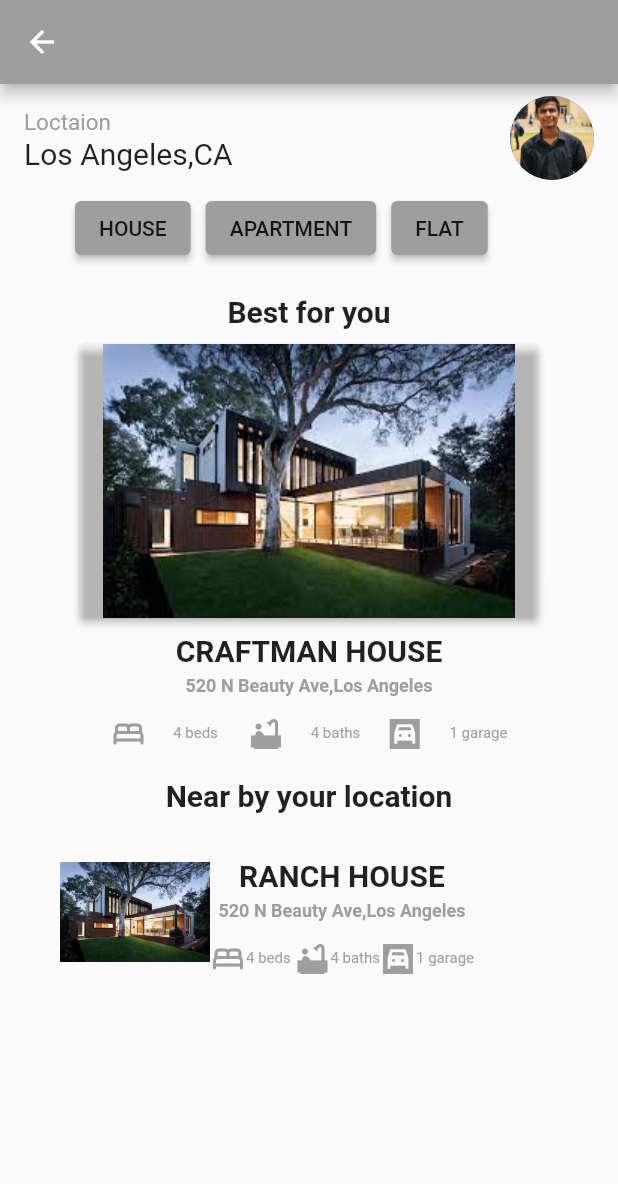
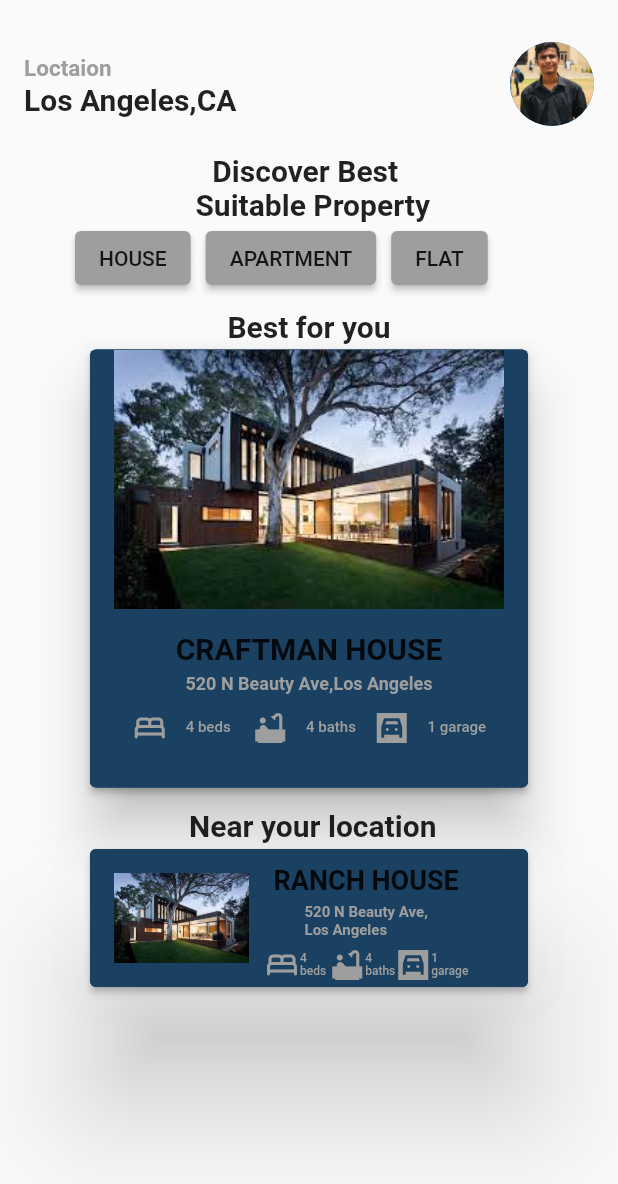
Before and after one commit to SubhanAhme/property_selling_app, a Flutter app: the HomeView screen opened directly, on a phone screen of 412 x 824 dp. Shown: the top 1184 px of the screen. Run offline on Flutter 3.47's test engine with Material 2 defaults, Android fonts, the light colour scheme and no system bars.

Commit message:
second commit

```diff
--- a/property/lib/views/homeView.dart
+++ b/property/lib/views/homeView.dart
@@ -10,23 +10,27 @@ class HomeView extends StatelessWidget {
   @override
   Widget build(BuildContext context) {
     return Scaffold(
-      appBar: AppBar(
-        backgroundColor: Colors.grey,
-      ),
-      body: Container(
-        child: Column(
+     body: Column(
 
       children: [
-
-            ListTile(
-             title: Text("Loctaion",style: TextStyle(fontSize: 15,color: Colors.grey)),
-             subtitle: Text("Los Angeles,CA",style: TextStyle(fontSize: 20,color: Colors.black87)),
+        Container(
+          padding: EdgeInsets.only(top: 20),
+          child: ListTile(
+            title: Text("Loctaion",style: TextStyle(fontWeight: FontWeight.bold,fontSize: 15,color: Colors.grey)),
+             subtitle: Text("Los Angeles,CA",style: TextStyle(fontWeight: FontWeight.bold,fontSize: 20,color: Colors.black87)),
              trailing: CircleAvatar(
               backgroundImage:   AssetImage("assets/profile.jpeg"),
               radius: 28,
              ),
             ),
+
+          ),
+          SizedBox(height: 10, width: 15,),
+          Title(color: Color.fromARGB(255, 25, 64, 95),
+           child: Text("Discover Best ",style: TextStyle(fontWeight: FontWeight.bold,fontSize: 20,color: Colors.black87))),
+           Text(" Suitable Property",style: TextStyle(fontWeight: FontWeight.bold,fontSize: 20,color: Colors.black87)),
           Container(
+
               child:Row(
                 children: [
                   SizedBox(width: 50,),
@@ -39,41 +43,32 @@ class HomeView extends StatelessWidget {
                   ElevatedButton(onPressed: (){}, child: Text("FLAT",style: TextStyle(color: Colors.black87)),style: ElevatedButton.styleFrom(
                       backgroundColor: Colors.grey,)),
                 ],
-              )
+              )),
+              SizedBox(height: 10, width: 15,),
+          Text("Best for you",style:
+          TextStyle(fontWeight: FontWeight.bold,fontSize: 20,color: Colors.black87)),
+          Container(
+            height: 300,
+            width: 300,
+            child: Card(
 
-              ) ,
-              Container(
-                child: Column(
+                  elevation: 15,
+                  color: Color.fromARGB(255, 24, 63, 95),
 
-                  children: [
-                    SizedBox(height: 20,),
-                    Text("Best for you",
-                    style: TextStyle(fontWeight:
-                     FontWeight.bold,fontSize: 20,color: Colors.black87)),
-                     SizedBox(height: 10,),
-                  ],
-                ),
-              ),
-              Container(
-                child: ElevatedButton( onPressed: () => {Navigator.push(
+                  child: ElevatedButton(   onPressed: () => {Navigator.push(
                                     context,
                                     MaterialPageRoute(
                                         builder: (context) =>
                                             DetailView()),)
 
-                          } ,
+                          },
                    style: ElevatedButton.styleFrom(
-                  backgroundColor: Colors.transparent
+                    backgroundColor: Color.fromARGB(255, 26, 65, 98)
                   ),
-
-                child: Image(image: AssetImage("assets/property1.jpeg"),fit: BoxFit.cover
-                ),
-               ),
-              ),
-              Container(
-                child:  Column(
-                      children: [
-                        SizedBox(height: 10,),
+                    child: Column(
+                      children: <Widget>[
+                        Image.asset("assets/property1.jpeg"),
+                          SizedBox(height: 15,),
 
                             Text("CRAFTMAN HOUSE",style: TextStyle(
                          fontSize: 20,
@@ -83,14 +78,7 @@ class HomeView extends StatelessWidget {
                          fontSize: 12,
                           fontWeight: FontWeight.bold,color: Colors.grey)),
                           SizedBox(height: 10,),
-
-                      ],
-                    ),
-              ),
-              Container(
-                width: 300,
-                height: 30,
-                child: Row(
+                          Row(
                 mainAxisAlignment: MainAxisAlignment.spaceEvenly,
                         children: [
 
@@ -105,79 +93,91 @@ class HomeView extends StatelessWidget {
                         ],
                       ),
 
-              ),
-
-           Container(
-
-            child: Column(
-              children: [
-                 SizedBox(height: 15,),
-            Text("Near by your location", style: TextStyle(fontWeight:
-                     FontWeight.bold,fontSize: 20,color: Colors.black87)),
-                     Text(""),
-                     Row(
-                      children: [
-                        SizedBox(
-                          height: 10,
-                          width: 40,),
-                        Gallery(),
-                        Column(
-                          children: [
-                            Container(
-                child:  Column(
-                      children: [
-                        SizedBox(height: 10,
-                        width: 10,),
 
 
-                        Text("RANCH HOUSE",style: TextStyle(
-                     fontSize: 20,
-                      fontWeight: FontWeight.bold,color: Colors.black87)),
-                      SizedBox(height: 5,),
-                      Text("520 N Beauty Ave,Los Angeles",style: TextStyle(
-                     fontSize: 12,
-                      fontWeight: FontWeight.bold,color: Colors.grey)),
-                      SizedBox(height: 10,),
+
 
                       ],
                     ),
                   ),
+                ),
+          ),
+          SizedBox(height: 10, width: 15,),
+          Text(" Near your location",
+            style: TextStyle(
+                         fontSize: 20,
+                          fontWeight: FontWeight.bold,color: Colors.black87)),
           Container(
+            height: 100,
+            width: 300,
+            child: Card(
 
-                height: 30,
+
+                  elevation: 40,
+                  color: Color.fromARGB(255, 24, 63, 95),
+
+                  child: ElevatedButton(onPressed: () {
+
+                  },
+                   style: ElevatedButton.styleFrom(
+                    backgroundColor: Color.fromARGB(255, 26, 65, 98)
+                  ),
                     child: Row(
+                      children: <Widget>[
+                       Container(
+                        width: 90,
+                        height: 130,
+                        child:  Image.asset("assets/property1.jpeg"),
+                       ),
+                          SizedBox(width: 10,),
+                          Container(
+                            child: Column(
+                              children: [
+                                SizedBox(height: 10, width: 15,),
+                                    Text("RANCH HOUSE",style: TextStyle(
+                         fontSize: 18,
+                          fontWeight: FontWeight.bold,color: Colors.black87)),
+                          SizedBox(height: 5,),
+                          Text("520 N Beauty Ave,\nLos Angeles",style: TextStyle(
+                         fontSize: 10,
+                          fontWeight: FontWeight.bold,color: Colors.grey)),
+                          SizedBox(height: 5,),
+                          Row(
                 mainAxisAlignment: MainAxisAlignment.spaceEvenly,
                         children: [
 
 
                            Icon(Icons.bed_rounded,color: Colors.grey,),
-                           Text("4 beds ",style: TextStyle(fontSize: 10,color: Colors.grey),),
+                           Text("4 \nbeds ",style: TextStyle(fontSize: 8,color: Colors.grey),),
                             Icon(Icons.bathtub_sharp,color: Colors.grey,),
-                             Text("4 baths",style: TextStyle(fontSize: 10,color: Colors.grey),),
+                             Text("4 \nbaths",style: TextStyle(fontSize: 8,color: Colors.grey),),
                             Icon(Icons.garage_sharp,color: Colors.grey,),
-                             Text("1 garage",style: TextStyle(fontSize: 10,color: Colors.grey),),
+                             Text("1 \ngarage",style: TextStyle(fontSize: 8,color: Colors.grey),),
 
                         ],
                       ),
+                              ],
+                            ),
+                          )
+
+
+
+
+
+
+                      ],
+                    ),
+                  ),
 
             ),
-                          ],
           )
-
-                      ],
-                     )
-              ],
-            )
-
-           )
-
+//
       ],
 
      ),
 
 
-      ),
-
     );
   }
 }
+//
```
Lines whose indentation alone changed are shown as unchanged.
